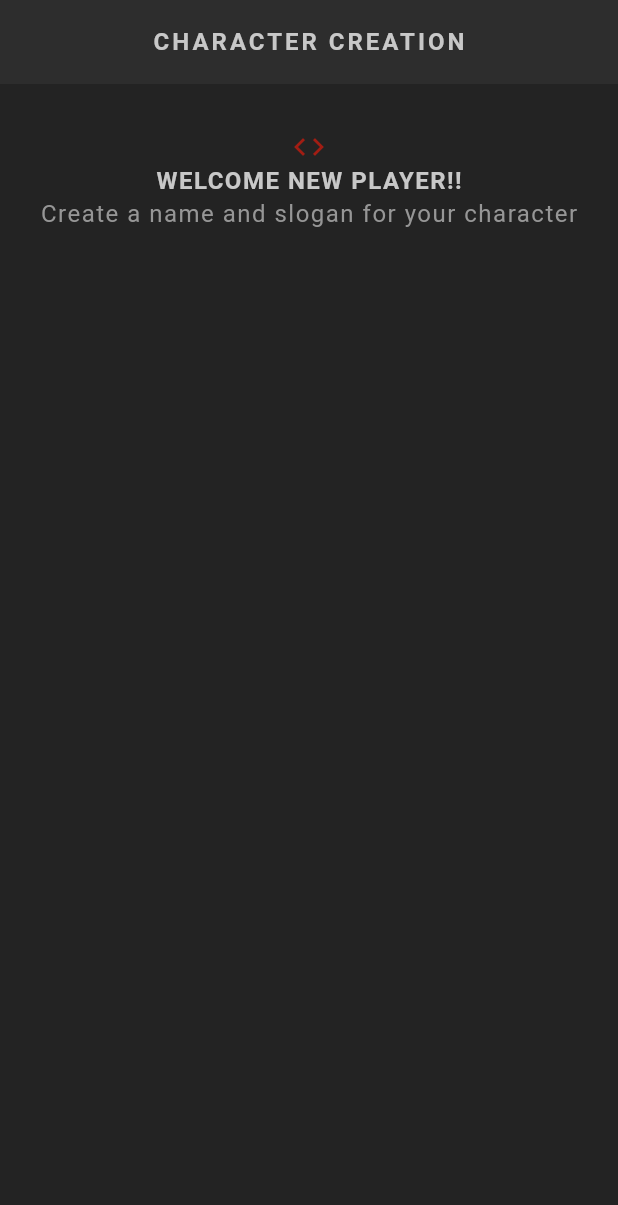
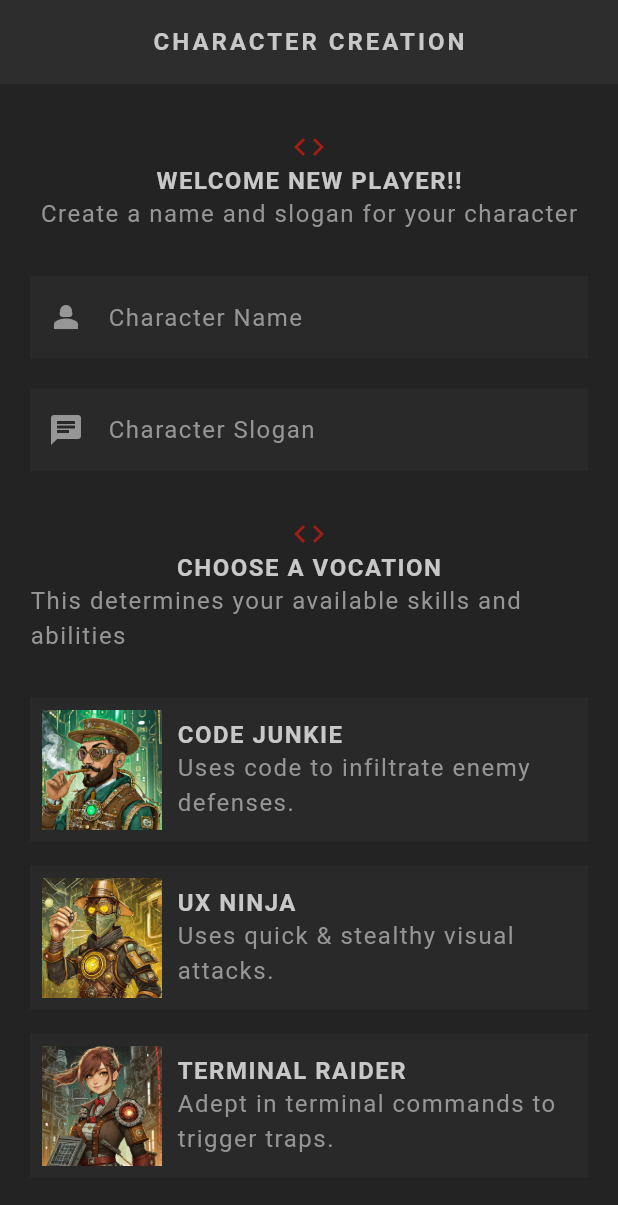
Before and after one commit to seifsheikhelarab/flutter_rpg_app, a Flutter app: the screen it shows after launch, on a phone screen of 412 x 824 dp. Shown: the top 1205 px of the screen. Run offline on Flutter 3.47's test engine with Material 3 defaults, Android fonts, the phone set to English and light mode, and no system bars; our stand-ins replace google_fonts; Roboto replaces fonts that are missing (Kanit).

Commit message:
added cards and input fields

```diff
--- a/lib/screens/create/create.dart
+++ b/lib/screens/create/create.dart
@@ -1,6 +1,10 @@
 import 'package:flutter/material.dart';
+import 'package:flutter_rpg_app/models/vocation.dart';
+import 'package:flutter_rpg_app/screens/create/vocation_card.dart';
+import 'package:flutter_rpg_app/shared/styled_button.dart';
 import 'package:flutter_rpg_app/shared/styled_text.dart';
 import 'package:flutter_rpg_app/theme.dart';
+import 'package:google_fonts/google_fonts.dart';
 
 class Create extends StatefulWidget {
   const Create({super.key});
@@ -10,6 +14,30 @@ class Create extends StatefulWidget {
 }
 
 class _CreateState extends State<Create> {
+  final _nameController = TextEditingController();
+  final _sloganController = TextEditingController();
+
+  @override
+  void dispose() {
+    _nameController.dispose();
+    _sloganController.dispose();
+    super.dispose();
+  }
+
+  //submit handler
+  void handleSubmit() {
+    if (_nameController.text.trim().isEmpty) {
+      print("name must not be empty");
+      return;
+    }
+    if (_sloganController.text.trim().isEmpty) {
+      print("slogan must not be empty");
+      return;
+    }
+    print(_nameController.text);
+    print(_sloganController.text);
+  }
+
   @override
   Widget build(BuildContext context) {
     return Scaffold(
@@ -19,14 +47,63 @@ class _CreateState extends State<Create> {
       ),
       body: Container(
         padding: const EdgeInsets.symmetric(vertical: 30, horizontal: 20),
-        child: Column(
-          children: [
-          Center(child: Icon(Icons.code,color: AppColors.primaryColor)),
-          const Center(child: StyledHeading("Welcome New Player!!")),
-          const Center(child: StyledText("Create a name and slogan for your character")),
-          const SizedBox(height: 30,)
-        ]),
+        child: SingleChildScrollView(
+          child: Column(
+            children: [
+              //Welcome Message
+              Center(child: Icon(Icons.code, color: AppColors.primaryColor)),
+              const Center(child: StyledHeading("Welcome New Player!!")),
+              const Center(child: StyledText("Create a name and slogan for your character")),
+              const SizedBox(height: 30),
+
+              //Input for name and slogan
+              TextField(
+                controller: _nameController,
+                style: GoogleFonts.kanit(
+                  textStyle: Theme.of(context).textTheme.bodyMedium,
+                ),
+                cursorColor: AppColors.textColor,
+                decoration: InputDecoration(
+                  prefixIcon: Icon(Icons.person_2),
+                  label: StyledText("Character Name"),
+                ),
+              ),
+              const SizedBox(height: 20),
+              TextField(
+                controller: _sloganController,
+                style: GoogleFonts.kanit(
+                  textStyle: Theme.of(context).textTheme.bodyMedium,
+                ),
+                cursorColor: AppColors.textColor,
+                decoration: InputDecoration(
+                  prefixIcon: Icon(Icons.chat),
+                  label: StyledText("Character Slogan"),
+                ),
+              ),
+              const SizedBox(height: 30),
+
+              //select vocation title
+              Center(child: Icon(Icons.code, color: AppColors.primaryColor)),
+              const Center(child: StyledHeading("Choose a vocation")),
+              const Center(child: StyledText("This determines your available skills and abilities")),
+              const SizedBox(height: 30),
+
+              //Vocation Cards
+              const VocationCard(vocation: Vocation.junkie),
+              const VocationCard(vocation: Vocation.ninja),
+              const VocationCard(vocation: Vocation.raider),
+              const VocationCard(vocation: Vocation.wizard),
+
+              Center(
+                child: StyledButton(
+                  onPressed: handleSubmit,
+                  child: const StyledHeading("Create Character"),
+                ),
+              ),
+            ],
+          ),
+        ),
       ),
-      );
+    );
   }
 }
--- /dev/null
+++ b/lib/screens/create/vocation_card.dart
@@ -0,0 +1,40 @@
+import 'package:flutter/material.dart';
+import 'package:flutter_rpg_app/models/vocation.dart';
+import 'package:flutter_rpg_app/shared/styled_text.dart';
+
+class VocationCard extends StatelessWidget {
+  const VocationCard({
+    super.key,
+    required this.vocation,
+    });
+
+  final Vocation vocation;
+
+  @override
+  Widget build(BuildContext context) {
+    return Card(
+      child: Padding(
+        padding: const EdgeInsets.all(8),
+        child: Row(
+          children: [
+            //vocation Image
+            Image.asset("assets/img/vocations/${vocation.image}",
+            width: 80,
+            colorBlendMode: BlendMode.color,
+            ),
+            const SizedBox(width: 10,),
+            Expanded(
+              child: Column(
+                crossAxisAlignment: CrossAxisAlignment.start,
+                children: [
+                  StyledHeading(vocation.title),
+                  StyledText(vocation.description),
+                ],
+              )
+            )
+          ],
+        ),
+        ),
+    );
+  }
+}
--- a/lib/theme.dart
+++ b/lib/theme.dart
@@ -55,5 +55,16 @@ ThemeData primaryTheme = ThemeData(
     shape: RoundedRectangleBorder(),
     shadowColor: Colors.transparent,
     margin: const EdgeInsets.only(bottom: 16),
+  ),
+
+  //input decoration theme
+  inputDecorationTheme: InputDecorationTheme(
+    filled: true,
+    fillColor: AppColors.secondaryColor.withAlpha(150),
+    border: InputBorder.none,
+    labelStyle: TextStyle(
+      color: AppColors.textColor,
+    ),
+    prefixIconColor: AppColors.textColor,
   )
 );
```
